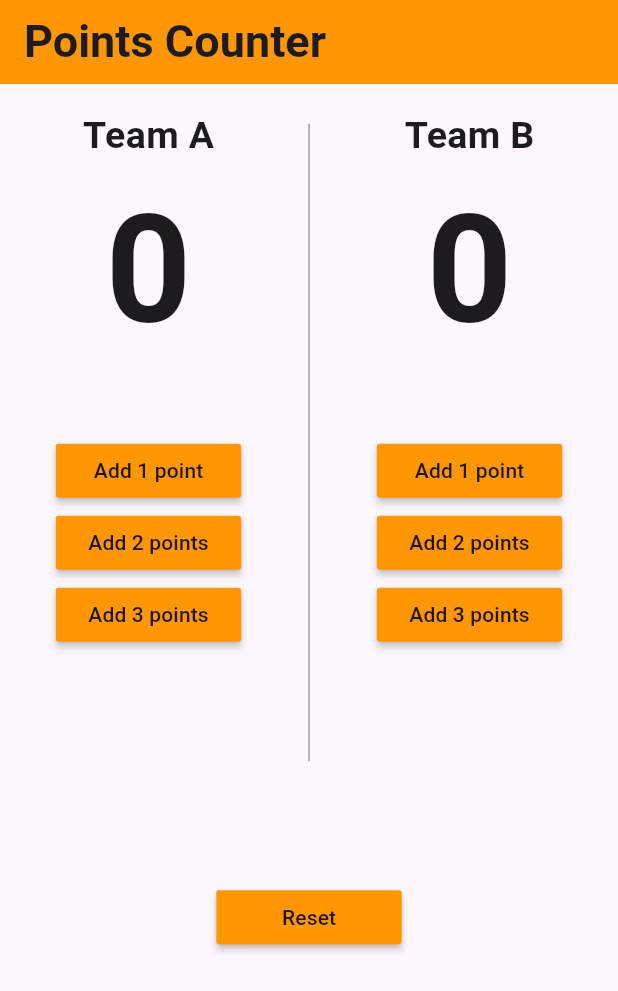
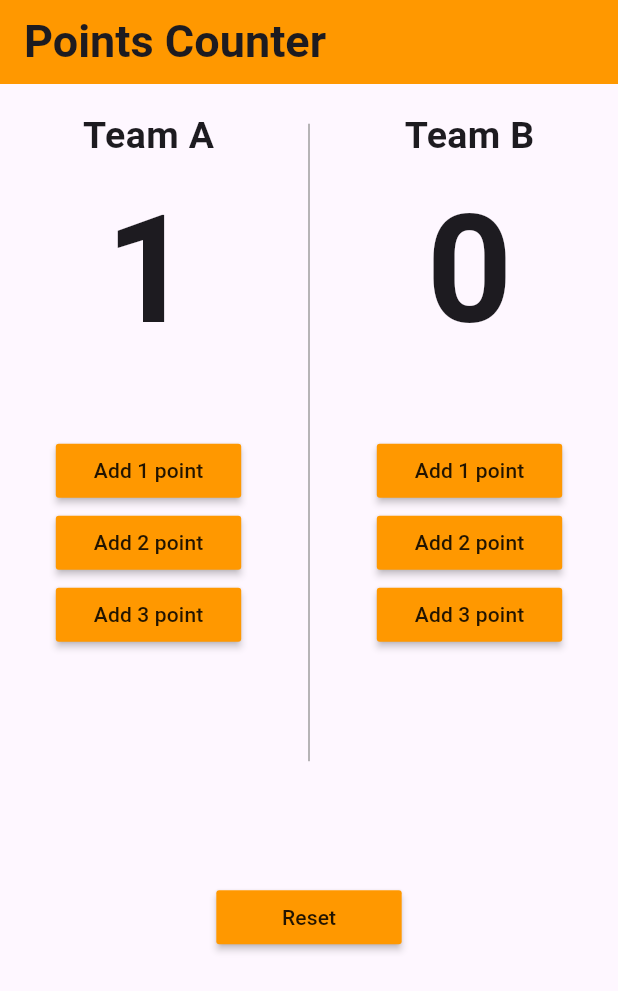
Before and after one commit to mahmoud123asd/basketball_counter_app, a Flutter app: the screen it shows after launch, after a tap on "Add 1 point", on a phone screen of 412 x 824 dp. Shown: the top 991 px of the screen. Run offline on Flutter 3.47's test engine with Material 3 defaults, Android fonts, the phone set to English and light mode, and no system bars; our stand-ins replace flutter_bloc.

```diff
--- a/lib/cuibts/counter_cubit.dart
+++ b/lib/cuibts/counter_cubit.dart
@@ -2,7 +2,7 @@ import 'package:basketball_counter/cuibts/counterstates.dart';
 import 'package:flutter_bloc/flutter_bloc.dart';
 
 class CounterCubit extends Cubit<Counterstates> {
-  CounterCubit():super(CountersIntialState());
+  CounterCubit() : super(CountersIntialState());
   int teamApoints = 0;
   int teamBpoints = 0;
   void teamIncrement({required String team, required int points}) {
@@ -14,4 +14,9 @@ class CounterCubit extends Cubit<Counterstates> {
       emit(CounterBIncrementState());
     }
   }
+
+  void resetCounters() {
+    teamApoints = teamBpoints = 0;
+    emit(CountersResetState());
+  }
 }
--- a/lib/cuibts/counterstates.dart
+++ b/lib/cuibts/counterstates.dart
@@ -2,3 +2,4 @@ abstract class Counterstates {}
 class CounterAIncrementState extends Counterstates{}
 class CounterBIncrementState extends Counterstates{}
 class CountersIntialState extends Counterstates{}
+class CountersResetState extends Counterstates{}
--- a/lib/screens/home_page.dart
+++ b/lib/screens/home_page.dart
@@ -1,13 +1,30 @@
+import 'package:basketball_counter/cuibts/counter_cubit.dart';
+import 'package:basketball_counter/cuibts/counterstates.dart';
+import 'package:basketball_counter/widgets/custome_button.dart';
 import 'package:flutter/material.dart';
+import 'package:flutter_bloc/flutter_bloc.dart';
 
 class HomePage extends StatelessWidget {
   final double screenheight;
   final double screenwidth;
+  int teamApoints = 0;
+  int teamBpoints = 0;
 
-  const HomePage({super.key, required this.screenheight, required this.screenwidth});
+  HomePage({super.key, required this.screenheight, required this.screenwidth});
 
   @override
   Widget build(BuildContext context) {
+    return BlocConsumer<CounterCubit, Counterstates>(
+      listener: (context, state) {
+        if (state is CounterAIncrementState) {
+          teamApoints = BlocProvider.of<CounterCubit>(context).teamApoints;
+        } else if (state is CounterBIncrementState) {
+          teamBpoints = BlocProvider.of<CounterCubit>(context).teamBpoints;
+        } else {
+          teamApoints = teamBpoints = 0;
+        }
+      },
+      builder: (context, state) {
         return Scaffold(
           appBar: AppBar(
             backgroundColor: Colors.orange,
@@ -30,15 +47,15 @@ class HomePage extends StatelessWidget {
                       children: [
                         Text(
                           "Team A",
-                      style:
-                          TextStyle(fontSize: 25, fontWeight: FontWeight.bold),
+                          style: TextStyle(
+                              fontSize: 25, fontWeight: FontWeight.bold),
                         ),
                         SizedBox(
                           height: .17 * screenheight,
                           child: Text(
-                        '0',
+                            '$teamApoints',
                             style: TextStyle(
-                            fontSize: 0 >= 1000
+                                fontSize: teamApoints >= 1000
                                     ? 50
                                     : 0 >= 100
                                         ? 70
@@ -49,9 +66,21 @@ class HomePage extends StatelessWidget {
                         SizedBox(
                           height: .05 * screenheight,
                         ),
-                    customebutton('Add 1 point', 1, 'A', .3 * screenwidth),
-                    customebutton('Add 2 points', 2, 'A', .3 * screenwidth),
-                    customebutton('Add 3 points', 3, 'A', .3 * screenwidth),
+                        CustomeButton(
+                            content: 'Add 1 point',
+                            points: 1,
+                            team: 'A',
+                            width: .3 * screenwidth),
+                        CustomeButton(
+                            content: 'Add 2 point',
+                            points: 2,
+                            team: 'A',
+                            width: .3 * screenwidth),
+                        CustomeButton(
+                            content: 'Add 3 point',
+                            points: 3,
+                            team: 'A',
+                            width: .3 * screenwidth),
                       ],
                     ),
                   ),
@@ -70,15 +99,15 @@ class HomePage extends StatelessWidget {
                       children: [
                         Text(
                           "Team B",
-                      style:
-                          TextStyle(fontSize: 25, fontWeight: FontWeight.bold),
+                          style: TextStyle(
+                              fontSize: 25, fontWeight: FontWeight.bold),
                         ),
                         SizedBox(
                           height: .17 * screenheight,
                           child: Text(
-                        '0',
+                            '$teamBpoints',
                             style: TextStyle(
-                            fontSize: 0 >= 1000
+                                fontSize: teamBpoints >= 1000
                                     ? 50
                                     : 0 >= 100
                                         ? 70
@@ -89,9 +118,21 @@ class HomePage extends StatelessWidget {
                         SizedBox(
                           height: .05 * screenheight,
                         ),
-                    customebutton('Add 1 point', 1, 'B', .3 * screenwidth),
-                    customebutton('Add 2 points', 2, 'B', .3 * screenwidth),
-                    customebutton('Add 3 points', 3, 'B', .3 * screenwidth),
+                        CustomeButton(
+                            content: 'Add 1 point',
+                            points: 1,
+                            team: 'B',
+                            width: .3 * screenwidth),
+                        CustomeButton(
+                            content: 'Add 2 point',
+                            points: 2,
+                            team: 'B',
+                            width: .3 * screenwidth),
+                        CustomeButton(
+                            content: 'Add 3 point',
+                            points: 3,
+                            team: 'B',
+                            width: .3 * screenwidth),
                       ],
                     ),
                   ),
@@ -99,9 +140,7 @@ class HomePage extends StatelessWidget {
               ),
               MaterialButton(
                 onPressed: () {
-              // setState(() {
-              //   teamApoints = teamBpoints = 0;
-              // });
+                  BlocProvider.of<CounterCubit>(context).resetCounters();
                 },
                 color: Colors.orange,
                 minWidth: .3 * screenwidth,
@@ -110,13 +149,7 @@ class HomePage extends StatelessWidget {
             ],
           ),
         );
+      },
+    );
   }
 }
-Widget customebutton(String content, int points, String team, double width) {
-    return MaterialButton(
-      onPressed: () {},
-      color: Colors.orange,
-      minWidth: width,
-      child: Text(content),
-    );
-  }
--- /dev/null
+++ b/lib/widgets/custome_button.dart
@@ -0,0 +1,29 @@
+import 'package:basketball_counter/cuibts/counter_cubit.dart';
+import 'package:flutter/material.dart';
+import 'package:flutter_bloc/flutter_bloc.dart';
+
+class CustomeButton extends StatelessWidget {
+  final String content;
+  final int points;
+  final String team;
+  final double width;
+  const CustomeButton(
+      {super.key,
+      required this.content,
+      required this.points,
+      required this.team,
+      required this.width});
+
+  @override
+  Widget build(BuildContext context) {
+    return MaterialButton(
+      onPressed: () {
+        BlocProvider.of<CounterCubit>(context)
+            .teamIncrement(team: team, points: points);
+      },
+      color: Colors.orange,
+      minWidth: width,
+      child: Text(content),
+    );
+  }
+}
```
Lines whose indentation alone changed are shown as unchanged.
